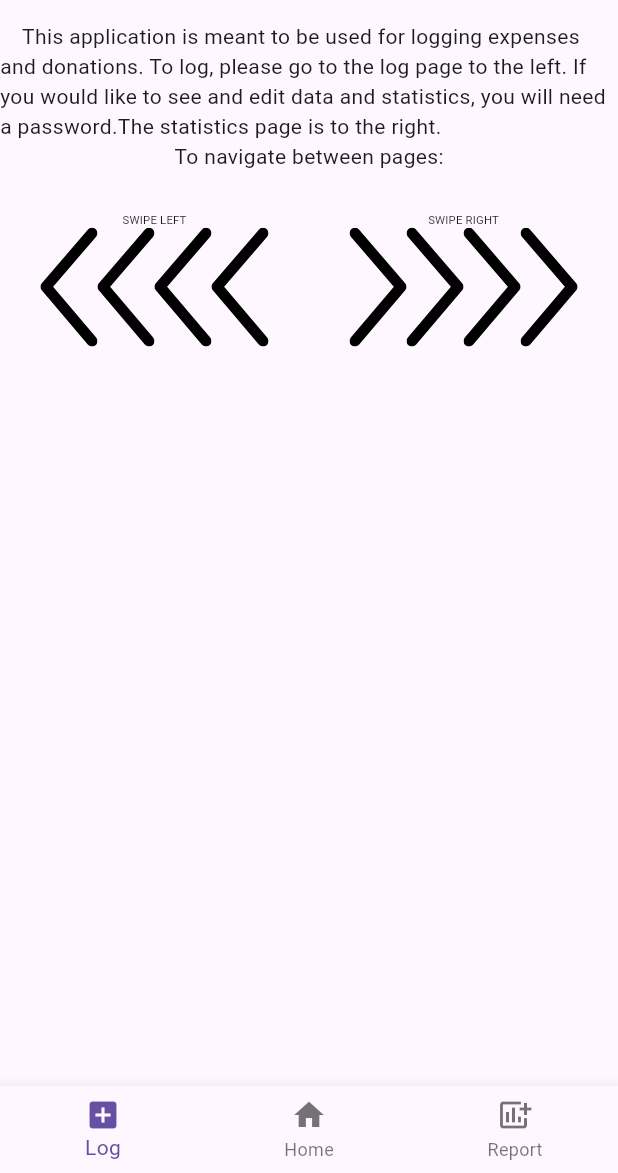
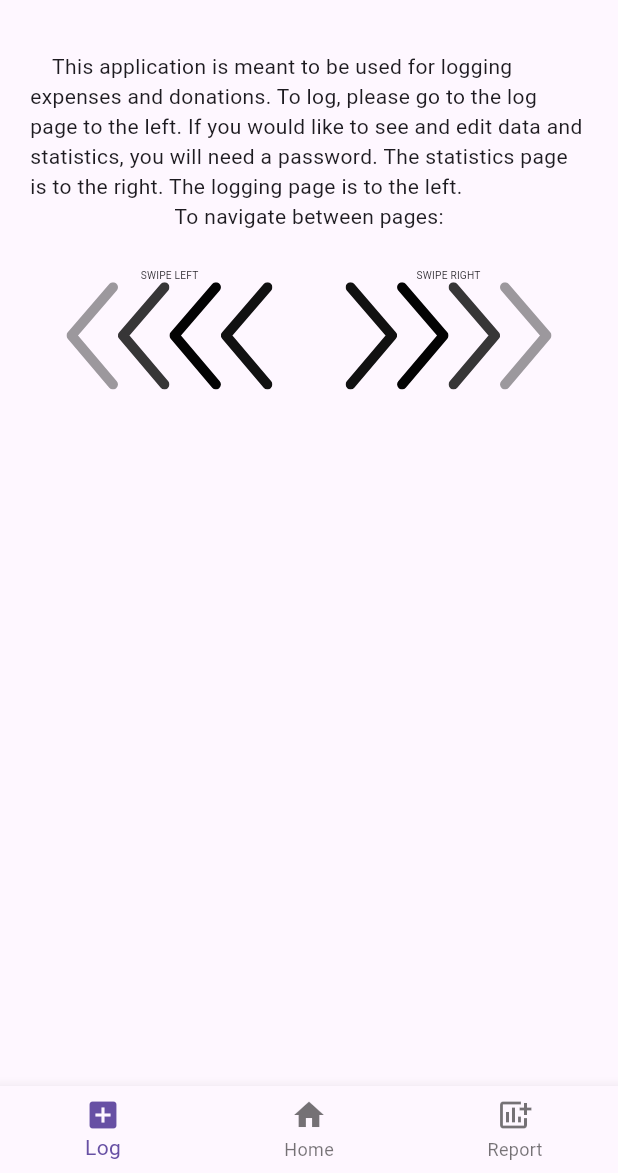
Before and after one commit to TheFinalGuardian/Ammasevasadanam-App, a Flutter app: the screen it shows after launch, on a phone screen of 412 x 824 dp, the part 63-1236 px from its top. Run offline on Flutter 3.47's test engine with Material 3 defaults, Android fonts, the phone set to English and light mode, and no system bars; our stand-ins replace flutter_svg.

Commit message:
animation finally coordinated - added functional animationcontroller

```diff
--- a/lib/animations/swipe_animations/arrow_animation.dart
+++ b/lib/animations/swipe_animations/arrow_animation.dart
@@ -1,7 +1,5 @@
 import 'package:flutter/material.dart';
-import 'package:flutter_animate/flutter_animate.dart';
 import 'package:flutter_svg/flutter_svg.dart';
-import 'dart:math';
 
 class ArrowAnimation extends StatefulWidget {
   const ArrowAnimation({super.key});
@@ -10,40 +8,77 @@ class ArrowAnimation extends StatefulWidget {
   State<ArrowAnimation> createState() => _ArrowAnimationState();
 }
 
-class _ArrowAnimationState extends State<ArrowAnimation> {
-  double ratio = 1 / 4;
+class _ArrowAnimationState extends State<ArrowAnimation>
+    with SingleTickerProviderStateMixin {
+  late AnimationController controller;
+  final Duration duration = const Duration(milliseconds: 850);
+  late List<Widget> arrows;
+  late List<Animation<double>> offsets;
+  late final int arrowCount;
+
+  List<Widget> genArrows() {
+    return List.generate(arrowCount, (int i) {
+      return FadeTransition(
+        opacity:
+            CurvedAnimation(parent: offsets[i], curve: Curves.easeInOutSine),
+        child: SvgPicture.asset(
+          'images/arrow.svg',
+          colorFilter: const ColorFilter.mode(Colors.black, BlendMode.modulate),
+        ),
+      );
+    });
+  }
+
+  List<Animation<double>> genOffsets() {
+    return List.generate(arrowCount, (int i) {
+      return CurvedAnimation(
+          parent: controller,
+          curve: OffsetLine(offset: i / arrowCount, controller: controller));
+    });
+  }
+
+  @override
+  void initState() {
+    super.initState();
+    controller = AnimationController(vsync: this, duration: duration)
+      ..repeat(reverse: true);
+    arrowCount = 4;
+    offsets = genOffsets();
+    arrows = genArrows();
+  }
 
   @override
   Widget build(BuildContext context) {
-    return Row(
-      children: List<Widget>.generate(
-        4,
-        (int i) => ColorFiltered(
-            colorFilter:
-                const ColorFilter.mode(Colors.black, BlendMode.modulate),
-            child: SvgPicture.asset('images/arrow.svg')),
-        growable: true,
-      )
-          .animate(interval: 0.5.seconds)
-          .fade(
-              duration: 40.seconds,
-              curve: const SineCurve(count: 10)
-            )
-          .reversed
-          .toList(),
-    );
+    return Row(mainAxisAlignment: MainAxisAlignment.center, children: arrows.reversed.toList());
+  }
+
+  @override
+  void dispose() {
+    controller.dispose();
+    super.dispose();
   }
 }
 
-class SineCurve extends Curve {
-  final double count;
+class OffsetLine extends Curve {
+  final double offset;
+  final AnimationController controller;
 
-  const SineCurve({this.count = 3});
+  const OffsetLine({this.offset = 0.0, required this.controller});
 
-  // t = x
   @override
   double transformInternal(double t) {
-    var val = sin(count * 2 * pi * t)+.5;
-    return val; //f(x)
+    if (controller.status == AnimationStatus.forward) {
+      if (t < offset) {
+        return -t + offset;
+      } else {
+        return t - offset;
+      }
+    } else {
+      if (t > 1 - offset) {
+        return -t + 2 - offset;
+      } else {
+        return t + offset;
+      }
+    }
   }
 }
--- a/lib/home_page.dart
+++ b/lib/home_page.dart
@@ -7,16 +7,25 @@ class HomePage extends StatelessWidget {
 
   @override
   Widget build(BuildContext context) {
-    // double width = MediaQuery.of(context).size.width;
-    // double height = MediaQuery.of(context).size.height;
+    double width = MediaQuery.sizeOf(context).width - MediaQuery.of(context).padding.horizontal;
+    double height = MediaQuery.sizeOf(context).height - MediaQuery.of(context).padding.vertical;
 
     return Scaffold(
       appBar: genAppBar(),
-      body: Column(
-        children: [
-          genInstructions(),
-          genArrowAnims(),
-        ],
+      body: Center(
+        child: SizedBox(
+          width: width,
+          height: height,
+          child: Padding(
+            padding: const EdgeInsets.all(20.0),
+            child: Column(
+              children: [
+                genInstructions(),
+                genArrowAnims(),
+              ],
+            ),
+          ),
+        ),
       ),
       bottomNavigationBar: const MenuBottom(),
     );
@@ -33,7 +42,7 @@ class HomePage extends StatelessWidget {
   Widget genInstructions() {
     return const Column(children: [
       Text(
-          """    This application is meant to be used for logging expenses and donations. To log, please go to the log page to the left. If you would like to see and edit data and statistics, you will need a password.The statistics page is to the right."""),
+          """    This application is meant to be used for logging expenses and donations. To log, please go to the log page to the left. If you would like to see and edit data and statistics, you will need a password. The statistics page is to the right. The logging page is to the left."""),
       Text("To navigate between pages:"),
     ]);
   }
--- a/lib/main.dart
+++ b/lib/main.dart
@@ -1,7 +1,6 @@
-import 'package:ammasevasadanam_app/home_page.dart';
+import 'package:ammasevasadanam_app/animations/swipe_animations/swipe_pages/swipe_log_page.dart';
+import 'package:ammasevasadanam_app/animations/swipe_animations/swipe_pages/swipe_report_page.dart';
 import 'package:ammasevasadanam_app/animations/swipe_animations/swipe_pages/swipe_home_page.dart';
-import 'package:ammasevasadanam_app/log_page_stuff/log_page.dart';
-import 'package:ammasevasadanam_app/place_holders/report_page_place_holder.dart';
 import 'package:flutter/material.dart';
 
 void main() {
@@ -16,12 +15,10 @@ class App extends StatelessWidget {
     return MaterialApp(
       home: const HomePageWithAnimation(),
       routes: {
-        "/log": (context) => const LogPage(),
-        "/home": (context) => const HomePage(),
-        "/report": (context) => const ReportPagePlaceHolder(),
+        "/log": (context) => const LogPageWithAnimation(),
+        "/home": (context) => const HomePageWithAnimation(),
+        "/report": (context) => const ReportPageWithAnimation(),
       },
     );
-
   }
-
 }
--- a/pubspec.yaml
+++ b/pubspec.yaml
@@ -34,7 +34,6 @@ dependencies:
   # The following adds the Cupertino Icons font to your application.
   # Use with the CupertinoIcons class for iOS style icons.
   cupertino_icons: ^1.0.6
-  flutter_animate: ^4.5.0
   flutter_svg: ^2.0.10+1
   firebase_core: ^2.24.2
 
```
Also changed, not shown: pubspec.lock, 1 other file.
